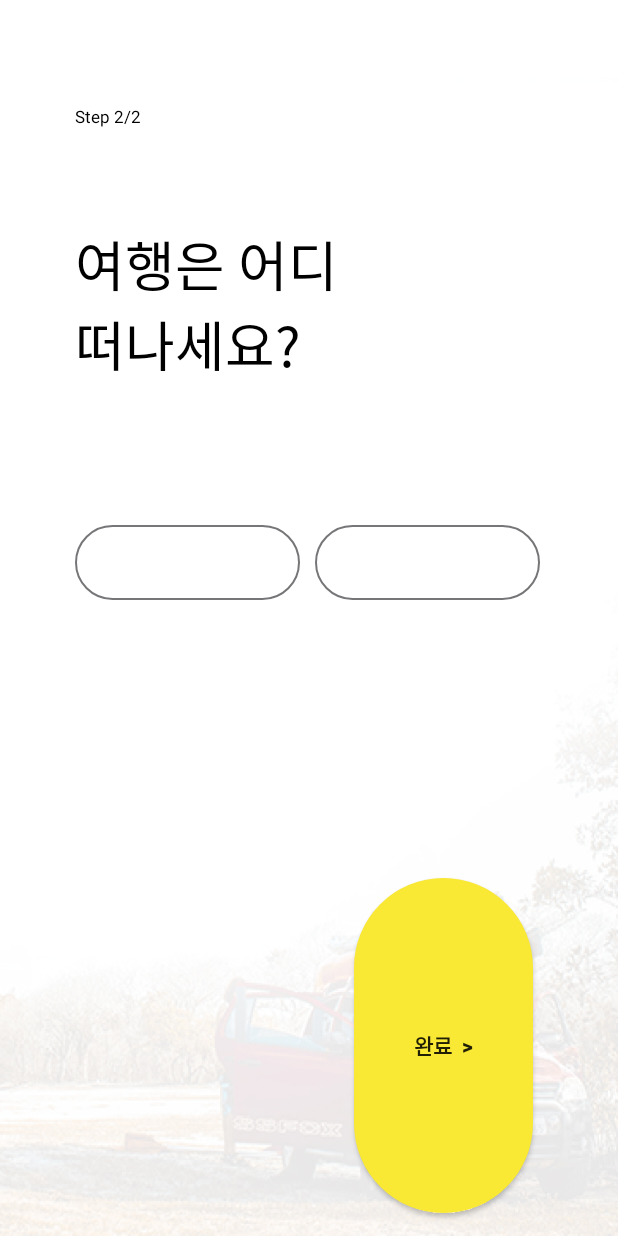
After one commit to ohdoking/lazyTripperRemakeAndroid, an Android app: the layout activity_city_pick.xml on its own in the app's theme, with its tools: preview values and no code run, on a phone screen of 412 x 824 dp. The commit adds this screen. Run offline under Robolectric (Android 15) with nearby library versions, the phone set to English and light mode, and no system bars; network calls fail; Roboto replaces fonts that are not available here.

Commit message:
도시 선택 화면 추가 (현재 여행지 한곳만 선택가능)

```diff
--- a/app/src/main/java/com/yapp/lazitripper/views/DatePickActivity.java
+++ b/app/src/main/java/com/yapp/lazitripper/views/DatePickActivity.java
@@ -60,7 +60,7 @@ public class DatePickActivity extends BaseAppCompatActivity {
                             datePick.setText("30");
                         }
                         else if(Integer.parseInt(datePick.getText().toString()) <= 30 && Integer.parseInt(datePick.getText().toString()) > 0) {
-                            Intent i = new Intent(DatePickActivity.this, ChooseCityActivity.class);
+                            Intent i = new Intent(DatePickActivity.this, CityPickActivity.class);
                             i.putExtra("date", datePick.getText().toString());
                             startActivity(i);
                             finish();
--- /dev/null
+++ b/app/src/main/res/layout/activity_city_pick.xml
@@ -0,0 +1,108 @@
+<?xml version="1.0" encoding="utf-8"?>
+<LinearLayout xmlns:android="http://schemas.android.com/apk/res/android"
+    xmlns:tools="http://schemas.android.com/tools"
+    android:id="@+id/activity_date_pick"
+    android:layout_width="match_parent"
+    android:layout_height="match_parent"
+    android:paddingTop="10dp"
+    android:orientation="vertical"
+    android:background="@drawable/home_background"
+    tools:context="com.yapp.lazitripper.views.CityPickActivity">
+
+    <TextView
+        android:layout_width="wrap_content"
+        android:layout_height="0dp"
+        android:layout_weight="1"
+        android:layout_marginLeft="50dp"
+        android:layout_marginRight="90dp"
+        android:layout_marginTop="60dp"
+        android:text="Step 2/2"
+        android:textAlignment="inherit"
+        android:textColor="#000000"
+        android:textSize="11sp" />
+
+    <TextView
+        android:id="@+id/textView"
+        android:layout_width="wrap_content"
+        android:layout_height="wrap_content"
+        android:layout_marginLeft="50dp"
+        android:layout_marginRight="90dp"
+        android:layout_marginTop="5dp"
+        android:layout_weight="1"
+        android:text="여행은 어디\n떠나세요?"
+        android:textAlignment="inherit"
+        android:textColor="#000000"
+        android:textSize="36sp" />
+
+    <!--<EditText-->
+        <!--android:id="@+id/datePick"-->
+        <!--android:layout_width="wrap_content"-->
+        <!--android:layout_height="wrap_content"-->
+        <!--android:layout_marginLeft="50dp"-->
+        <!--android:layout_marginRight="90dp"-->
+        <!--android:layout_marginTop="20dp"-->
+        <!--android:layout_weight="1"-->
+        <!--android:background="@drawable/bg_edittext_total"-->
+        <!--android:digits="0123456789"-->
+        <!--android:hint="여행 일 수를 입력하세요"-->
+        <!--android:imeOptions="actionDone"-->
+        <!--android:inputType="number"-->
+        <!--android:maxLength="2"-->
+        <!--android:paddingBottom="5dp"-->
+        <!--android:paddingLeft="20dp"-->
+        <!--android:paddingRight="40dp"-->
+        <!--android:paddingTop="5dp"-->
+        <!--android:textSize="18sp" />-->
+
+    <LinearLayout
+        android:layout_width="match_parent"
+        android:layout_height="wrap_content"
+        android:orientation="horizontal">
+
+        <Spinner
+            android:id="@+id/city_spinner"
+            android:spinnerMode="dialog"
+            android:layout_width="150dp"
+            android:layout_height="50dp"
+            android:layout_marginLeft="50dp"
+            android:layout_marginTop="20dp"
+            android:paddingBottom="5dp"
+            android:paddingLeft="20dp"
+            android:paddingRight="40dp"
+            android:paddingTop="5dp"
+            android:background="@drawable/bg_edittext_total"
+            />
+
+        <Spinner
+            android:id="@+id/date_spinner"
+            android:spinnerMode="dialog"
+            android:layout_width="150dp"
+            android:layout_height="50dp"
+            android:layout_marginLeft="10dp"
+            android:layout_marginTop="20dp"
+            android:paddingBottom="5dp"
+            android:paddingRight="40dp"
+            android:paddingTop="5dp"
+            android:background="@drawable/bg_edittext_total"
+            />
+
+    </LinearLayout>
+
+
+    <Button
+        android:id="@+id/next"
+        android:layout_width="wrap_content"
+        android:layout_height="0dp"
+        android:layout_weight="3"
+        android:background="@drawable/bt_corner"
+        android:layout_gravity="center"
+        android:paddingLeft="40dp"
+        android:paddingRight="40dp"
+        android:layout_marginLeft="100dp"
+        android:layout_marginRight="10dp"
+        android:layout_marginTop="185dp"
+        android:layout_marginBottom="15dp"
+        android:textStyle="bold"
+        android:text="완료  >" />
+
+</LinearLayout>
```
Also changed, not shown: app/src/main/AndroidManifest.xml (+41 -34 lines), app/src/main/java/com/yapp/lazitripper/views/CityPickActivity.java (added, +306 -0 lines).
